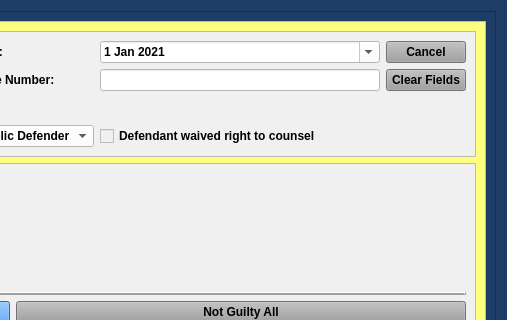
Old version of the form package/views/ui/NotGuiltyBondDialog.ui in the repository HunterProgram22/MuniEntry; both pictures show x 481 to 988 and y 0 to 320 of the 988 by 725 pixel window.
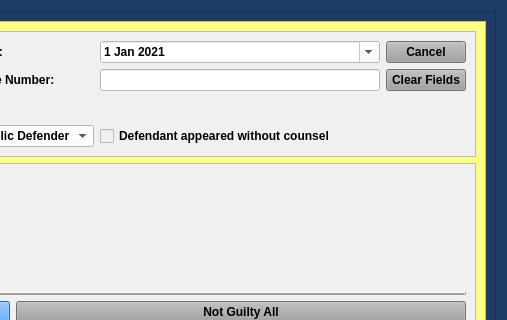
New version of the form.

Commit message: Updated Not Guilty Template and Dialog to appeared without not waived.

The edit to the form file:
```diff
--- a/package/views/ui/NotGuiltyBondDialog.ui
+++ b/package/views/ui/NotGuiltyBondDialog.ui
@@ -177,7 +177,7 @@
           <rect>
            <x>0</x>
            <y>0</y>
-           <width>927</width>
+           <width>931</width>
            <height>727</height>
           </rect>
          </property>
@@ -327,7 +327,7 @@
              <item row="3" column="3">
               <widget class="QCheckBox" name="defense_counsel_waived_checkBox">
                <property name="text">
-                <string>Defendant waived right to counsel</string>
+                <string>Defendant appeared without counsel</string>
                </property>
               </widget>
              </item>
```
The commit also changes 8 other files.
